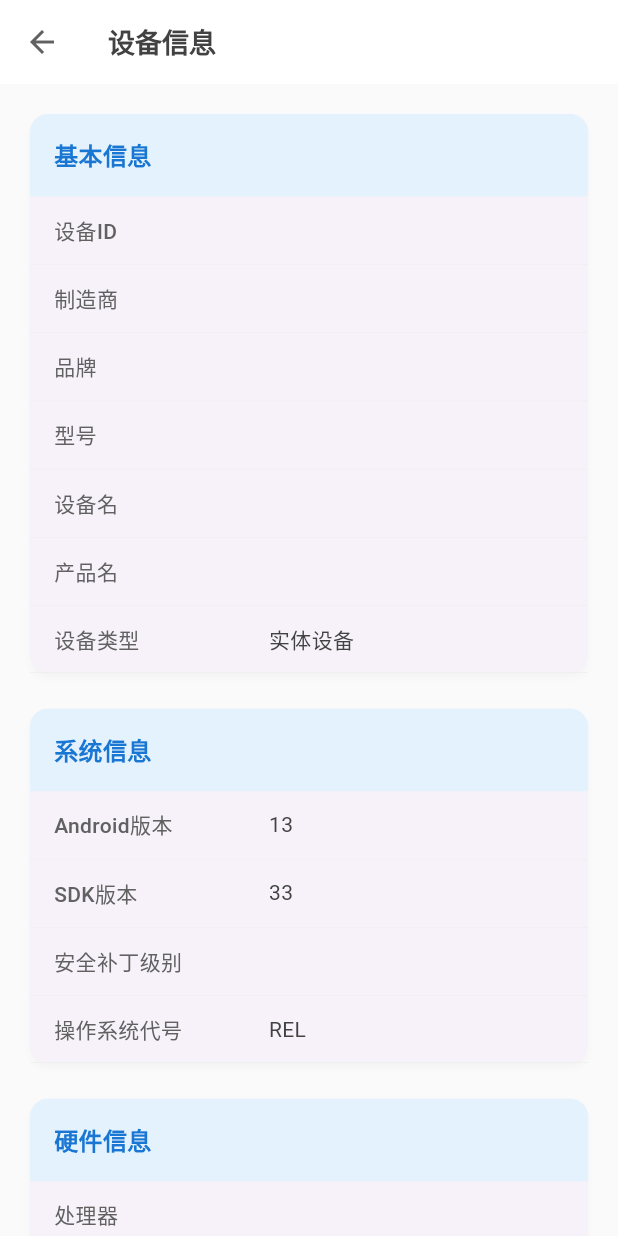
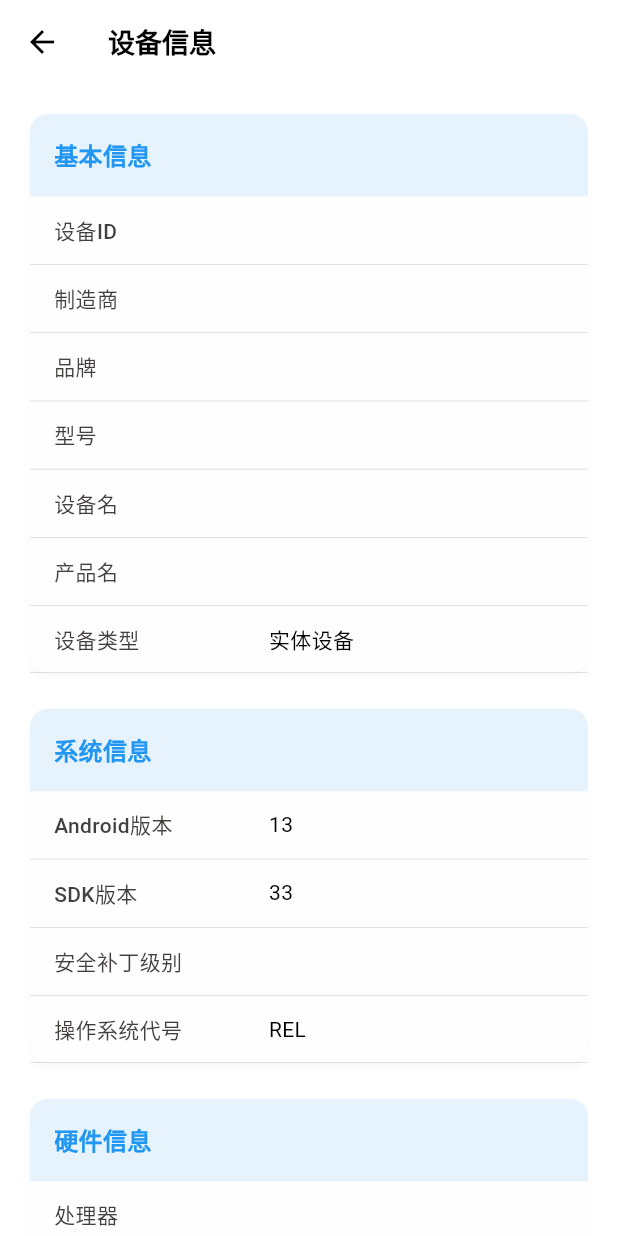
Before and after one commit to lanzeweie/HanHan, a Flutter app: the FunctionList screen opened directly, after a tap on "设备信息", on a phone screen of 412 x 824 dp. Run offline on Flutter 3.47's test engine with Material 3 defaults, Android fonts, the phone set to English and light mode, and no system bars; our stand-ins replace device_info_plus, flutter_colorpicker, introduction_screen, shared_preferences; accounts and stored records are empty; network calls fail.

Commit message:
统一使用Material Design风格，并且适配夜间模式

```diff
--- a/lib/Function.dart
+++ b/lib/Function.dart
@@ -1,4 +1,5 @@
 import 'package:flutter/material.dart';
+import 'package:flutter/services.dart';
 import 'package:shared_preferences/shared_preferences.dart';
 
 import 'Function/AppUpdate.dart';
@@ -19,15 +20,15 @@ class _FunctionListState extends State<FunctionList> {
     CardConfig(
       title: '设备信息',
       description: '查看设备ID版本设备品牌设备型号',
-      useBackgroundImage: false,
-      backgroundColor: Colors.green,
+      icon: Icons.phone_android,
+      color: Colors.green.shade600,
       page: IDPage(),
     ),
     CardConfig(
       title: 'App更新',
       description: '检查更新、查看版本',
-      useBackgroundImage: false,
-      backgroundColor: Colors.blue,
+      icon: Icons.system_update_alt,
+      color: Colors.blue.shade600,
       page: AppUpdatePage(),
     ),
   ];
@@ -45,7 +46,6 @@ class _FunctionListState extends State<FunctionList> {
     SharedPreferences prefs = await SharedPreferences.getInstance();
     setState(() {
       isDarkMode_force = prefs.getBool('暗黑模式') ?? false;
-      //print("我在更多功能，我的暗黑模式是：$isDarkMode_force");
     });
   }
 
@@ -76,27 +76,27 @@ class _FunctionListState extends State<FunctionList> {
   Widget build(BuildContext context) {
     // 自动颜色主题
     final Brightness brightness = MediaQuery.of(context).platformBrightness;
-    isDarkMode = brightness == Brightness.dark; // Update isDarkMode variable
+    isDarkMode = brightness == Brightness.dark;
+
     return Scaffold(
-      appBar: PreferredSize(
-        preferredSize: Size.fromHeight(45), // 设置顶部栏的高度为 80 像素
-        child: AppBar(
+      backgroundColor: AppColors.colorConfigSwitchGroupBackground(context),
+      appBar: AppBar(
+        backgroundColor: AppColors.colorConfigKuangJia(context),
+        elevation: 0,
         title: Text(
           '更多功能',
           style: TextStyle(
-              fontSize: 20,
             color: AppColors.colorConfigText(context),
+            fontWeight: FontWeight.w600,
+            fontSize: 18,
           ),
         ),
         centerTitle: true,
-          backgroundColor: AppColors.colorConfigKuangJia(context),
-          iconTheme: IconThemeData(
-            color: AppColors.colorConfigJianTou(context), // 设置返回箭头的颜色
+        iconTheme: IconThemeData(color: AppColors.colorConfigJianTou(context)),
+        systemOverlayStyle: isDarkMode ? SystemUiOverlayStyle.light : SystemUiOverlayStyle.dark,
       ),
-        ),
-      ),
-      body: Container(
-        child: ReorderableListView.builder(
+      body: ReorderableListView.builder(
+        padding: EdgeInsets.all(16),
         onReorder: (oldIndex, newIndex) {
           setState(() {
             if (newIndex > oldIndex) {
@@ -112,12 +112,14 @@ class _FunctionListState extends State<FunctionList> {
           return buildCard(savedCardConfigs[index], index);
         },
         proxyDecorator: (widget, index, animation) {
-            return Opacity(
-              opacity: animation.value,
+          return Transform.scale(
+            scale: 1.02,
+            child: Opacity(
+              opacity: 0.8,
               child: widget,
+            ),
           );
         },
-        ),
       ),
     );
   }
@@ -125,60 +127,68 @@ class _FunctionListState extends State<FunctionList> {
   Widget buildCard(CardConfig config, int index) {
     return Container(
       key: ValueKey(config),
-      width: null, // 让卡片自适应宽度
-      height: 90,
-      margin: EdgeInsets.symmetric(horizontal: 16, vertical: 8),
-      child: Listener(
-        onPointerDown: (_) {}, // 空回调防止点击时触发排序
-        child: GestureDetector(
+      margin: EdgeInsets.only(bottom: 12),
+      child: Card(
+        elevation: 2,
+        shadowColor: isDarkMode ? Colors.black26 : Colors.black12,
+        color: AppColors.colorConfigKuangJia(context),
+        shape: RoundedRectangleBorder(
+          borderRadius: BorderRadius.circular(12),
+        ),
+        child: InkWell(
           onTap: () {
             Navigator.push(
               context,
               MaterialPageRoute(builder: (context) => config.page),
             );
           },
-          child: DecoratedBox(
+          borderRadius: BorderRadius.circular(12),
+          child: Container(
+            padding: EdgeInsets.all(20),
+            child: Row(
+              children: [
+                Container(
+                  padding: EdgeInsets.all(12),
                   decoration: BoxDecoration(
-              color: config.useBackgroundImage
-                  ? null
-                  : config.backgroundColor ?? Colors.blue,
-              borderRadius: BorderRadius.circular(8),
-              boxShadow: [
-                BoxShadow(
-                  color: Colors.black.withOpacity(0.2),
-                  offset: Offset(0, 2),
-                  blurRadius: 4,
+                    color: config.color.withOpacity(0.1),
+                    borderRadius: BorderRadius.circular(12),
                   ),
-              ],
-              image: config.useBackgroundImage
-                  ? DecorationImage(
-                      image: config.backgroundImage ??
-                          AssetImage('assets/default_background.jpg'), //默认背景
-                      fit: BoxFit.cover,
-                    )
-                  : null,
+                  child: Icon(
+                    config.icon,
+                    size: 24,
+                    color: config.color,
                   ),
-            child: Padding(
-              padding: EdgeInsets.all(16),
+                ),
+                SizedBox(width: 16),
+                Expanded(
                   child: Column(
                     crossAxisAlignment: CrossAxisAlignment.start,
-                mainAxisAlignment: MainAxisAlignment.center,
                     children: [
                       Text(
                         config.title,
                         style: TextStyle(
-                      fontSize: 20,
-                      color: Colors.white,
-                      fontWeight: FontWeight.bold,
+                          fontSize: 16,
+                          fontWeight: FontWeight.w600,
+                          color: AppColors.colorConfigText(context),
                         ),
                       ),
-                  SizedBox(height: 8),
+                      SizedBox(height: 4),
                       Text(
                         config.description,
-                    style: TextStyle(fontSize: 14, color: Colors.white),
+                        style: TextStyle(
+                          fontSize: 14,
+                          color: AppColors.colorConfigSettilteText(isDarkMode_force, isDarkMode),
+                        ),
                       ),
                     ],
                   ),
+                ),
+                Icon(
+                  Icons.drag_handle,
+                  color: AppColors.colorConfigIcon(isDarkMode_force, isDarkMode),
+                  size: 20,
+                ),
+              ],
             ),
           ),
         ),
@@ -190,17 +200,15 @@ class _FunctionListState extends State<FunctionList> {
 class CardConfig {
   final String title;
   final String description;
-  final bool useBackgroundImage;
-  final Color? backgroundColor;
-  final ImageProvider? backgroundImage;
+  final IconData icon;
+  final Color color;
   final Widget page;
 
   CardConfig({
     required this.title,
     required this.description,
-    required this.useBackgroundImage,
-    this.backgroundColor,
-    this.backgroundImage,
+    required this.icon,
+    required this.color,
     required this.page,
   });
 
--- a/lib/Function/Function_Id_page.dart
+++ b/lib/Function/Function_Id_page.dart
@@ -1,8 +1,10 @@
 import 'package:device_info_plus/device_info_plus.dart';
 import 'package:flutter/material.dart';
 import 'package:flutter/services.dart';
+import 'package:shared_preferences/shared_preferences.dart';
 
 import '../Config/device_utils.dart';
+import '../color.dart';
 
 class IDPage extends StatefulWidget {
   @override
@@ -12,16 +14,26 @@ class IDPage extends StatefulWidget {
 class _IDPageState extends State<IDPage> {
   Map<String, Map<String, dynamic>> _deviceData = {};
   bool _isLoading = true;
+  bool isDarkMode_force = false;
+  bool isDarkMode = false;
 
   @override
   void initState() {
     super.initState();
+    _loadDarkModeSettings();
   }
 
   @override
   void didChangeDependencies() {
     super.didChangeDependencies();
     _initDeviceData();
+  }
+
+  Future<void> _loadDarkModeSettings() async {
+    SharedPreferences prefs = await SharedPreferences.getInstance();
+    setState(() {
+      isDarkMode_force = prefs.getBool('暗黑模式') ?? false;
+    });
   }
 
   Future<void> _initDeviceData() async {
@@ -140,27 +152,31 @@ class _IDPageState extends State<IDPage> {
 
   @override
   Widget build(BuildContext context) {
+    // 自动颜色主题
+    final Brightness brightness = MediaQuery.of(context).platformBrightness;
+    isDarkMode = brightness == Brightness.dark;
+
     return Scaffold(
-      backgroundColor: Colors.grey[50],
+      backgroundColor: AppColors.colorConfigSwitchGroupBackground(context),
       appBar: AppBar(
-        backgroundColor: Colors.white,
+        backgroundColor: AppColors.colorConfigKuangJia(context),
         elevation: 0,
         title: Text(
           '设备信息',
           style: TextStyle(
-            color: Colors.grey[800],
+            color: AppColors.colorConfigText(context),
             fontWeight: FontWeight.w600,
             fontSize: 18,
           )
         ),
-        iconTheme: IconThemeData(color: Colors.grey[700]),
-        systemOverlayStyle: SystemUiOverlayStyle.dark,
+        iconTheme: IconThemeData(color: AppColors.colorConfigJianTou(context)),
+        systemOverlayStyle: isDarkMode ? SystemUiOverlayStyle.light : SystemUiOverlayStyle.dark,
       ),
       body: _isLoading
           ? Center(
               child: CircularProgressIndicator(
                 strokeWidth: 3,
-                valueColor: AlwaysStoppedAnimation<Color>(Colors.blue[600]!),
+                valueColor: AlwaysStoppedAnimation<Color>(AppColors.commandApiElement(context)),
               )
             )
           : _buildModernContent(),
@@ -179,7 +195,8 @@ class _IDPageState extends State<IDPage> {
             margin: EdgeInsets.only(bottom: 16),
             child: Card(
               elevation: 2,
-              shadowColor: Colors.black12,
+              shadowColor: isDarkMode ? Colors.black26 : Colors.black12,
+              color: AppColors.colorConfigKuangJia(context),
               shape: RoundedRectangleBorder(
                 borderRadius: BorderRadius.circular(12),
               ),
@@ -190,7 +207,7 @@ class _IDPageState extends State<IDPage> {
                     width: double.infinity,
                     padding: EdgeInsets.all(16),
                     decoration: BoxDecoration(
-                      color: Colors.blue[50],
+                      color: AppColors.commandApiElement(context).withOpacity(0.1),
                       borderRadius: BorderRadius.only(
                         topLeft: Radius.circular(12),
                         topRight: Radius.circular(12),
@@ -201,7 +218,7 @@ class _IDPageState extends State<IDPage> {
                       style: TextStyle(
                         fontSize: 16,
                         fontWeight: FontWeight.w600,
-                        color: Colors.blue[700],
+                        color: AppColors.commandApiElement(context),
                       ),
                     ),
                   ),
@@ -211,7 +228,7 @@ class _IDPageState extends State<IDPage> {
                       decoration: BoxDecoration(
                         border: Border(
                           bottom: BorderSide(
-                            color: Colors.grey[200]!,
+                            color: AppColors.colorConfigIcon(isDarkMode_force, isDarkMode).withOpacity(0.2),
                             width: 0.5,
                           ),
                         ),
@@ -226,7 +243,7 @@ class _IDPageState extends State<IDPage> {
                               style: TextStyle(
                                 fontSize: 14,
                                 fontWeight: FontWeight.w500,
-                                color: Colors.grey[700],
+                                color: AppColors.colorConfigSettilte(isDarkMode_force, isDarkMode),
                               ),
                             ),
                           ),
@@ -238,7 +255,7 @@ class _IDPageState extends State<IDPage> {
                               textAlign: TextAlign.left,
                               style: TextStyle(
                                 fontSize: 14,
-                                color: Colors.grey[800],
+                                color: AppColors.colorConfigText(context),
                               ),
                             ),
                           ),
```
Also changed, not shown: lib/Function/AppUpdate.dart (+34 -12 lines). Lines whose indentation alone changed are shown as unchanged.
